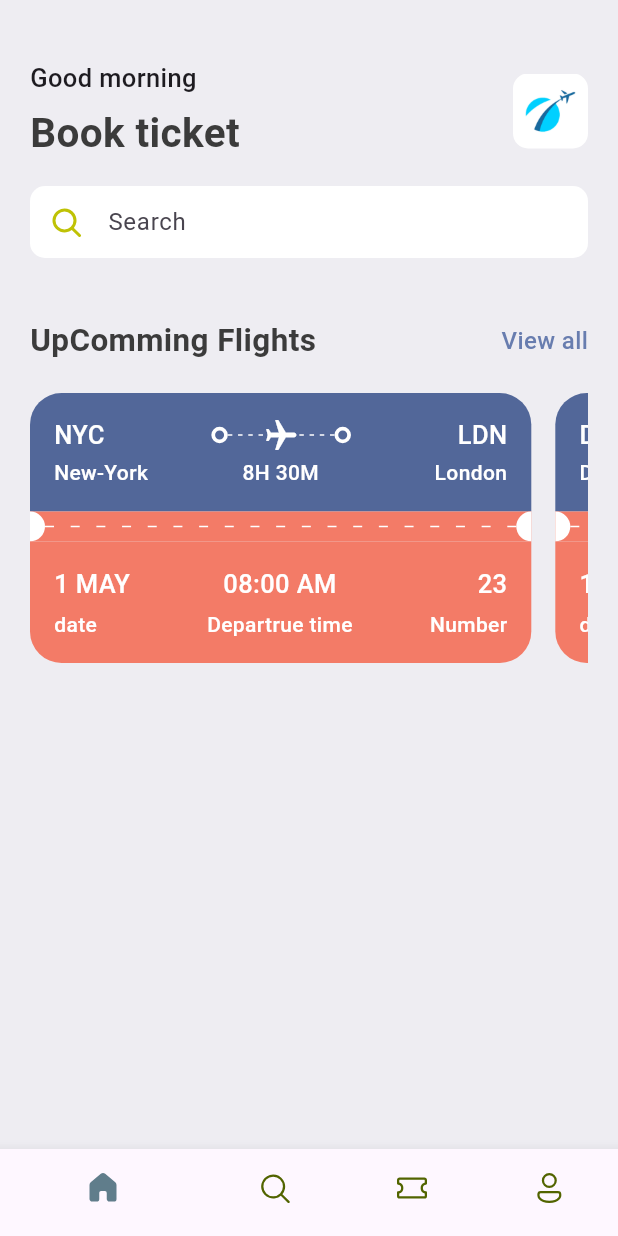
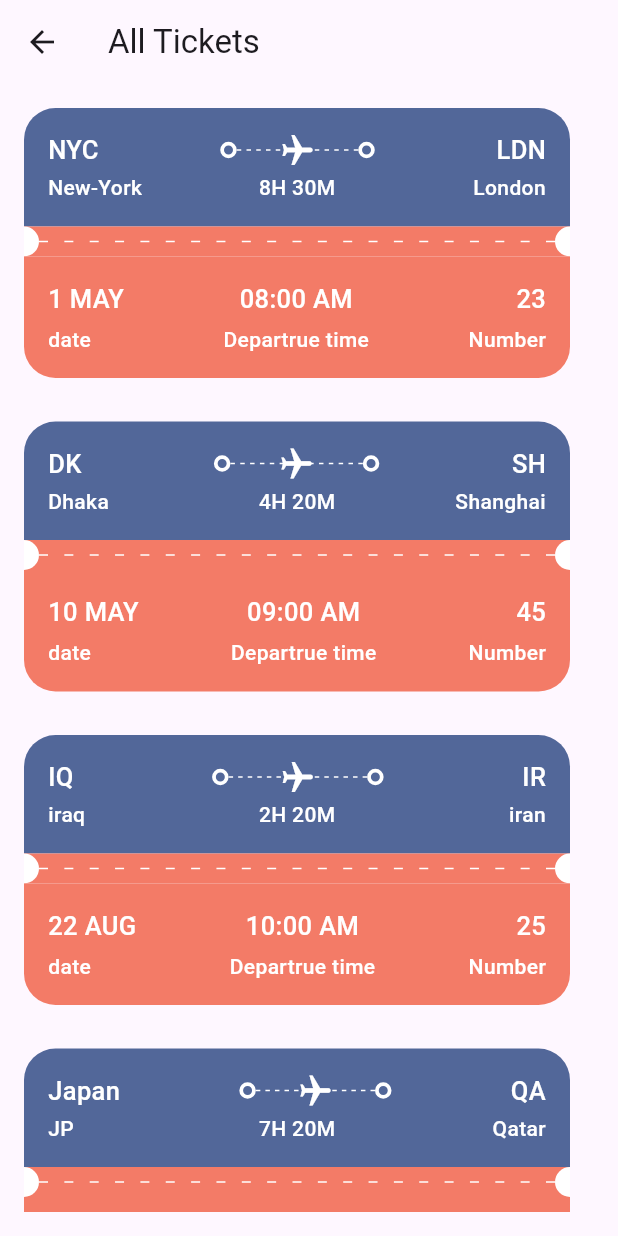
Before and after one commit to mortza20/tickts_App, a Flutter app: the screen it shows after launch, after a tap on "View all", on a phone screen of 412 x 824 dp. Run offline on Flutter 3.47's test engine with Material 3 defaults, Android fonts, the light colour scheme and no system bars; our stand-ins replace fluentui_icons.

Commit message:
add the view all screen and set the tickets in a list view

```diff
--- /dev/null
+++ b/lib/Screens/all_tickets.dart
@@ -0,0 +1,27 @@
+import 'package:flutter/material.dart';
+import 'package:tickts/base/Utils/all_json.dart';
+import 'package:tickts/base/widgets/tickt_view.dart';
+
+class AllTickets extends StatelessWidget {
+  const AllTickets({super.key});
+
+  @override
+  Widget build(BuildContext context) {
+    return Scaffold(
+      appBar: AppBar(title: Text("All Tickets")),
+      body: Padding(
+        padding: const EdgeInsets.all(16.0),
+        child: ListView(
+          children: ticketList
+              .map(
+                (singleTicket) => Container(
+                  margin: EdgeInsets.only(bottom: 20),
+                  child: TicktView(ticket: singleTicket),
+                ),
+              )
+              .toList(),
+        ),
+      ),
+    );
+  }
+}
--- a/lib/base/Utils/all_json.dart
+++ b/lib/base/Utils/all_json.dart
@@ -31,4 +31,12 @@ List<Map<String, dynamic>> ticketList = [
     'departure_time': "07:00 AM",
     "number": 13,
   },
+  {
+    'from': {'code': "Japan", 'name': "JP"},
+    'to': {'code': "QA", 'name': "Qatar"},
+    'flying_time': '7H 20M',
+    'date': "1 SPT",
+    'departure_time': "07:00 AM",
+    "number": 13,
+  },
 ];
--- a/lib/base/widgets/app_double_text.dart
+++ b/lib/base/widgets/app_double_text.dart
@@ -1,4 +1,5 @@
 import 'package:flutter/material.dart';
+import 'package:tickts/Screens/all_tickets.dart';
 import 'package:tickts/base/res/styles/app_styles.dart';
 
 // ignore: must_be_immutable
@@ -13,7 +14,14 @@ class AppDoubleTtxt extends StatelessWidget {
       children: [
         Text(bigText, style: AppStyles.headLineStyle2),
         InkWell(
-          onTap: () {},
+          onTap: () {
+            Navigator.push<void>(
+              context,
+              MaterialPageRoute<void>(
+                builder: (BuildContext context) => const AllTickets(),
+              ),
+            );
+          },
           child: Text(
             smallText,
             style: AppStyles.defultTextStyle.copyWith(
```
